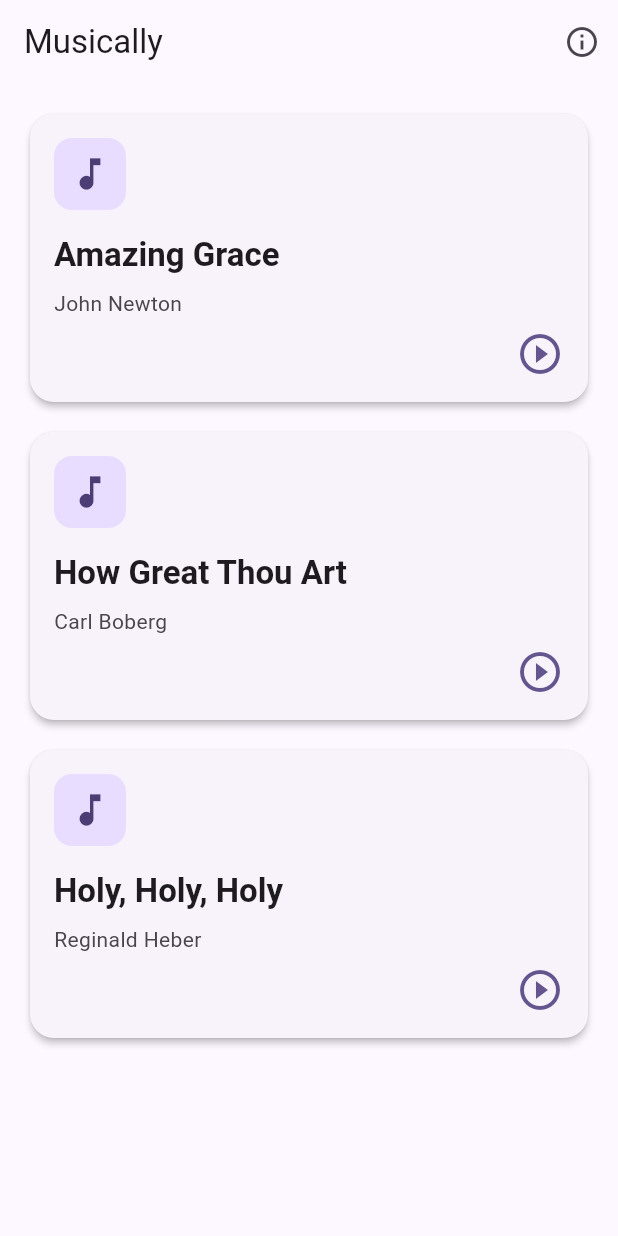
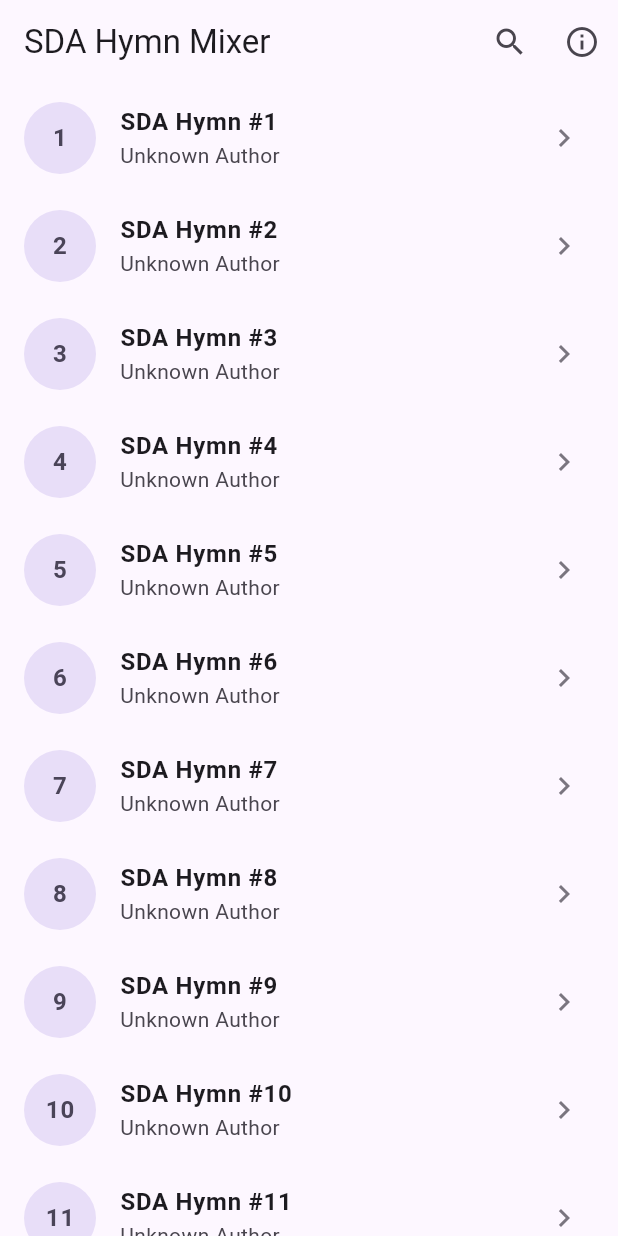
Before and after one commit to m-ogore/musically, a Flutter app: the screen it shows after launch, on a phone screen of 412 x 824 dp. Run offline on Flutter 3.47's test engine with Material 3 defaults, Android fonts, the phone set to English and light mode, and no system bars; our stand-ins replace just_audio, responsive_builder; missing offline and left inert: audio_session, simple_sheet_music; statements that could not run were skipped.

Commit message:
AddedPlace holders For all songs

```diff
--- /dev/null
+++ b/lib/delegates/hymn_search_delegate.dart
@@ -0,0 +1,91 @@
+import 'package:flutter/material.dart';
+import '../models/hymn.dart';
+import '../widgets/hymn_tile.dart';
+
+class HymnSearchDelegate extends SearchDelegate<String?> {
+  final List<Hymn> hymns;
+  final Function(String) onHymnSelected;
+
+  HymnSearchDelegate({
+    required this.hymns,
+    required this.onHymnSelected,
+  });
+
+  @override
+  List<Widget>? buildActions(BuildContext context) {
+    return [
+      if (query.isNotEmpty)
+        IconButton(
+          icon: const Icon(Icons.clear),
+          onPressed: () {
+            query = '';
+          },
+        ),
+    ];
+  }
+
+  @override
+  Widget? buildLeading(BuildContext context) {
+    return IconButton(
+      icon: const Icon(Icons.arrow_back),
+      onPressed: () {
+        close(context, null);
+      },
+    );
+  }
+
+  @override
+  Widget buildResults(BuildContext context) {
+    return _buildFilteredList();
+  }
+
+  @override
+  Widget buildSuggestions(BuildContext context) {
+    return _buildFilteredList();
+  }
+
+  Widget _buildFilteredList() {
+    // Regex Search Logic
+    // If query is numeric, match ID
+    // If query is text, match Title or Lyrics (optional) or Author
+    // Flexible matching
+
+    final RegExp regex;
+    try {
+      // Create a case-insensitive regex from the query
+      // Escape special characters to prevent regex application errors from user input
+      regex = RegExp(RegExp.escape(query), caseSensitive: false);
+    } catch (e) {
+      return const Center(child: Text('Invalid search pattern'));
+    }
+
+    final filteredHymns = hymns.where((hymn) {
+      if (query.isEmpty) return true;
+
+      // Check ID (Number)
+      if (hymn.id.contains(query)) return true;
+
+      // Check Title (Regex)
+      if (regex.hasMatch(hymn.title)) return true;
+
+      // Check Author (Regex)
+      if (regex.hasMatch(hymn.author)) return true;
+
+      return false;
+    }).toList();
+
+    return ListView.builder(
+      itemCount: filteredHymns.length,
+      itemBuilder: (context, index) {
+        final hymn = filteredHymns[index];
+        return HymnTile(
+          hymn: hymn,
+          onTap: () {
+            close(context, hymn.id);
+            onHymnSelected(hymn.id);
+          },
+        );
+      },
+    );
+  }
+}
--- a/lib/main.dart
+++ b/lib/main.dart
@@ -19,7 +19,7 @@ class MusicallyApp extends StatelessWidget {
         ChangeNotifierProvider(create: (_) => PlayerProvider()),
       ],
       child: MaterialApp(
-        title: 'Musically',
+        title: 'SDA Hymn Mixer',
         debugShowCheckedModeBanner: false,
         theme: ThemeData(
           colorScheme: ColorScheme.fromSeed(
--- a/lib/screens/home_screen.dart
+++ b/lib/screens/home_screen.dart
@@ -3,7 +3,8 @@ import 'package:provider/provider.dart';
 import 'package:responsive_builder/responsive_builder.dart';
 import '../providers/hymn_provider.dart';
 import '../providers/player_provider.dart';
-import '../widgets/hymn_card.dart';
+import '../widgets/hymn_tile.dart';
+import '../delegates/hymn_search_delegate.dart';
 import 'hymn_detail_screen.dart';
 
 /// Home screen displaying all available hymns
@@ -29,9 +30,14 @@ class _HomeScreenState extends State<HomeScreen> {
   Widget build(BuildContext context) {
     return Scaffold(
       appBar: AppBar(
-        title: const Text('Musically'),
+        title: const Text('SDA Hymn Mixer'),
         centerTitle: false,
         actions: [
+          IconButton(
+            icon: const Icon(Icons.search),
+            onPressed: () => _openSearch(context),
+            tooltip: 'Search',
+          ),
           IconButton(
             icon: const Icon(Icons.info_outline),
             onPressed: () => _showAboutDialog(context),
@@ -92,19 +98,12 @@ class _HomeScreenState extends State<HomeScreen> {
 
   Widget _buildListView(HymnProvider hymnProvider) {
     return ListView.builder(
-      padding: const EdgeInsets.all(16),
       itemCount: hymnProvider.hymns.length,
       itemBuilder: (context, index) {
         final hymn = hymnProvider.hymns[index];
-        return Padding(
-          padding: const EdgeInsets.only(bottom: 12),
-          child: SizedBox(
-            height: 200,
-            child: HymnCard(
-              hymn: hymn,
-              onTap: () => _navigateToDetail(hymn.id),
-            ),
-          ),
+        return HymnTile(
+          hymn: hymn,
+          onTap: () => _navigateToDetail(hymn.id),
         );
       },
     );
@@ -112,27 +111,43 @@ class _HomeScreenState extends State<HomeScreen> {
 
   Widget _buildGridView(HymnProvider hymnProvider, SizingInformation sizingInformation) {
     // Determine number of columns based on screen width
-    int crossAxisCount = 2;
-    if (sizingInformation.screenSize.width > 900) {
+    int crossAxisCount = 4; // Denser grid for desktop
+    if (sizingInformation.screenSize.width < 900) {
       crossAxisCount = 3;
+    }
+    if (sizingInformation.screenSize.width < 700) {
+      crossAxisCount = 2; // Tablet portrait
     }
 
     return GridView.builder(
       padding: const EdgeInsets.all(16),
       gridDelegate: SliverGridDelegateWithFixedCrossAxisCount(
         crossAxisCount: crossAxisCount,
-        crossAxisSpacing: 16,
-        mainAxisSpacing: 16,
-        childAspectRatio: 0.75,
+        crossAxisSpacing: 12,
+        mainAxisSpacing: 12,
+        childAspectRatio: 1.5, // More rectangular/compact tiles
       ),
       itemCount: hymnProvider.hymns.length,
       itemBuilder: (context, index) {
         final hymn = hymnProvider.hymns[index];
-        return HymnCard(
+        return HymnGridTile(
           hymn: hymn,
           onTap: () => _navigateToDetail(hymn.id),
         );
       },
+    );
+  }
+
+  void _openSearch(BuildContext context) {
+    final hymnProvider = context.read<HymnProvider>();
+    showSearch(
+      context: context,
+      delegate: HymnSearchDelegate(
+        hymns: hymnProvider.hymns,
+        onHymnSelected: (hymnId) {
+          _navigateToDetail(hymnId);
+        },
+      ),
     );
   }
 
--- a/lib/services/hymn_repository.dart
+++ b/lib/services/hymn_repository.dart
@@ -8,25 +8,75 @@ class HymnRepository {
     // Simulate network delay
     await Future.delayed(const Duration(milliseconds: 300));
 
-    return _sampleHymns;
+    return _generateAllHymns();
   }
 
   /// Gets a hymn by its ID
   Future<Hymn?> getHymnById(String id) async {
     await Future.delayed(const Duration(milliseconds: 100));
 
+    final allHymns = _generateAllHymns();
     try {
-      return _sampleHymns.firstWhere((hymn) => hymn.id == id);
+      return allHymns.firstWhere((hymn) => hymn.id == id);
     } catch (e) {
       return null;
     }
   }
 
-  /// Sample hymns for testing
+  /// Generates the full list of hymns
+  List<Hymn> _generateAllHymns() {
+    final List<Hymn> hymns = [];
+    final specialHymns = {
+      '73': _sampleHymns[2], // Holy, Holy, Holy
+      '86': _sampleHymns[1], // How Great Thou Art
+      '108': _sampleHymns[0], // Amazing Grace
+    };
+
+    // Standard SDA Hymnal has 695 hymns
+    for (int i = 1; i <= 695; i++) {
+      final id = i.toString();
+      if (specialHymns.containsKey(id)) {
+        hymns.add(specialHymns[id]!);
+      } else {
+        hymns.add(_createPlaceholderHymn(id));
+      }
+    }
+    return hymns;
+  }
+
+  Hymn _createPlaceholderHymn(String id) {
+    return Hymn(
+      id: id,
+      title: 'SDA Hymn #$id',
+      author: 'Unknown Author',
+      history: 'History not available.',
+      lyrics: 'Lyrics not available yet.',
+      notationData: '''
+      {
+        "clef": "treble",
+        "keySignature": "C",
+        "timeSignature": "4/4",
+        "measures": []
+      }
+      ''',
+      noteTimestamps: [],
+      audioPaths: {
+        'soprano': '',
+        'alto': '',
+        'tenor': '',
+        'bass': '',
+        'instrumental': '',
+      },
+    );
+  }
+
+  /// Sample hymns with full data
   static final List<Hymn> _sampleHymns = [
     Hymn(
-      id: '1',
+      id: '108',
       title: 'Amazing Grace',
+      // ... existing content ...
+
       author: 'John Newton',
       history: '''
 Amazing Grace is a Christian hymn published in 1779, with words written in 1772 by the English poet and Anglican clergyman John Newton (1725–1807).
@@ -112,7 +162,7 @@ Than when we'd first begun.
       },
     ),
     Hymn(
-      id: '2',
+      id: '86',
       title: 'How Great Thou Art',
       author: 'Carl Boberg',
       history: '''
@@ -171,7 +221,7 @@ How great Thou art! How great Thou art!
       },
     ),
     Hymn(
-      id: '3',
+      id: '73',
       title: 'Holy, Holy, Holy',
       author: 'Reginald Heber',
       history: '''
--- /dev/null
+++ b/lib/widgets/hymn_tile.dart
@@ -0,0 +1,123 @@
+import 'package:flutter/material.dart';
+import '../models/hymn.dart';
+
+/// Compact tile widget for displaying a hymn in a list
+class HymnTile extends StatelessWidget {
+  final Hymn hymn;
+  final VoidCallback onTap;
+
+  const HymnTile({
+    super.key,
+    required this.hymn,
+    required this.onTap,
+  });
+
+  @override
+  Widget build(BuildContext context) {
+    return ListTile(
+      onTap: onTap,
+      leading: Container(
+        width: 48,
+        height: 48,
+        alignment: Alignment.center,
+        decoration: BoxDecoration(
+          color: Theme.of(context).colorScheme.secondaryContainer,
+          shape: BoxShape.circle,
+        ),
+        child: Text(
+          hymn.id,
+          style: TextStyle(
+            color: Theme.of(context).colorScheme.onSecondaryContainer,
+            fontWeight: FontWeight.bold,
+            fontSize: 16,
+          ),
+        ),
+      ),
+      title: Text(
+        hymn.title,
+        style: const TextStyle(
+          fontWeight: FontWeight.w600,
+        ),
+        maxLines: 1,
+        overflow: TextOverflow.ellipsis,
+      ),
+      subtitle: Text(
+        hymn.author,
+        maxLines: 1,
+        overflow: TextOverflow.ellipsis,
+      ),
+      trailing: Icon(
+        Icons.chevron_right,
+        color: Theme.of(context).colorScheme.outline,
+      ),
+    );
+  }
+}
+
+/// Compact grid tile for larger screens
+class HymnGridTile extends StatelessWidget {
+  final Hymn hymn;
+  final VoidCallback onTap;
+
+  const HymnGridTile({
+    super.key,
+    required this.hymn,
+    required this.onTap,
+  });
+
+  @override
+  Widget build(BuildContext context) {
+    return Card(
+      elevation: 0,
+      color: Theme.of(context).colorScheme.surfaceContainerHighest.withValues(alpha: 0.3),
+      clipBehavior: Clip.antiAlias,
+      child: InkWell(
+        onTap: onTap,
+        child: Padding(
+          padding: const EdgeInsets.all(12),
+          child: Column(
+            crossAxisAlignment: CrossAxisAlignment.start,
+            mainAxisAlignment: MainAxisAlignment.center,
+            children: [
+              Row(
+                children: [
+                  Container(
+                    padding: const EdgeInsets.symmetric(horizontal: 8, vertical: 2),
+                    decoration: BoxDecoration(
+                      color: Theme.of(context).colorScheme.primaryContainer,
+                      borderRadius: BorderRadius.circular(12),
+                    ),
+                    child: Text(
+                      '#${hymn.id}',
+                      style: TextStyle(
+                        fontSize: 12,
+                        fontWeight: FontWeight.bold,
+                        color: Theme.of(context).colorScheme.onPrimaryContainer,
+                      ),
+                    ),
+                  ),
+                ],
+              ),
+              const Spacer(),
+              Text(
+                hymn.title,
+                style: Theme.of(context).textTheme.titleMedium?.copyWith(
+                  fontWeight: FontWeight.bold,
+                ),
+                maxLines: 2,
+                overflow: TextOverflow.ellipsis,
+              ),
+              const SizedBox(height: 4),
+              Text(
+                hymn.author,
+                style: Theme.of(context).textTheme.bodySmall,
+                maxLines: 1,
+                overflow: TextOverflow.ellipsis,
+              ),
+            ],
+          ),
+        ),
+      ),
+    );
+  }
+}
```
Also changed, not shown: lib/widgets/hymn_card.dart (+22 -2 lines), 1 other file.
